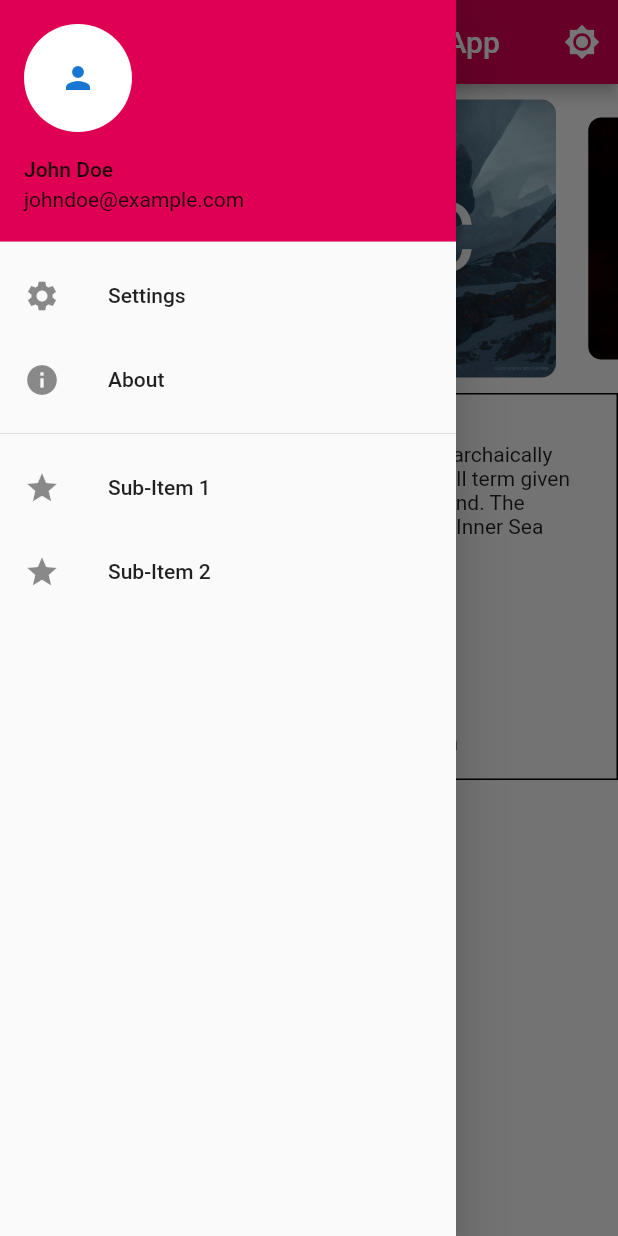
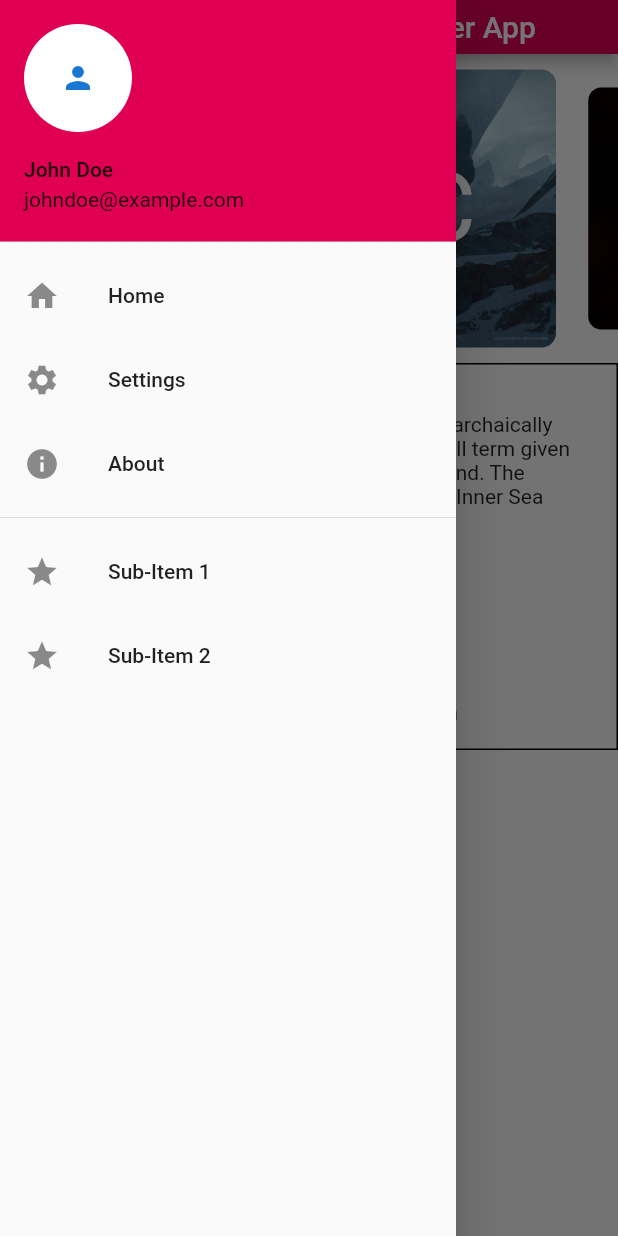
Before and after one commit to ChristopherLeidich/D20Weather, a Flutter app: the screen it shows after launch, with the side drawer open, on a phone screen of 412 x 824 dp. Run offline on Flutter 3.47's test engine with Material 2 defaults, Android fonts, the phone set to English and light mode, and no system bars; drawn by our look-alikes of carousel_slider.

Commit message:
Linking between Pages Edited: Artifacting expanded to drawer_widget.dart

```diff
--- a/lib/Widgets/caruosel_slider.dart
+++ b/lib/Widgets/caruosel_slider.dart
@@ -18,13 +18,17 @@ class CarouselSliderWidget extends StatelessWidget {
       carouselController: controller,
       items: [
         Container(
-          color: Colors.transparent,
+          decoration: BoxDecoration(
+            borderRadius: BorderRadius.circular(10),
+            color: Colors.transparent,
+          ),
           child: Stack(
             alignment: Alignment.center,
             children: [
               ClipRRect(
                 borderRadius: BorderRadius.circular(10),
-                child: Image.asset('assets/images/glacier.jpg'),
+                child: Expanded(child: Image.asset('assets/images/glacier.jpg'),
+                ),
               ),
               Center(
                 child: Text('$preSymbol $printableValue °C',
@@ -47,7 +51,8 @@ class CarouselSliderWidget extends StatelessWidget {
             children: [
               ClipRRect(
                 borderRadius: BorderRadius.circular(10),
-                child: Image.asset('assets/images/KT3A7OD.jpeg'),
+                child: Expanded(child: Image.asset('assets/images/KT3A7OD.jpeg'),
+                ),
               ),
               Center(
                 child: Text('$preSymbol $printableValue °C',
@@ -70,7 +75,8 @@ class CarouselSliderWidget extends StatelessWidget {
             children: [
               ClipRRect(
                 borderRadius: BorderRadius.circular(10),
-                child: Image.asset('assets/images/9502ac62b81f208465c7beb0d4338c77.jpg'),
+                child: Expanded(child: Image.asset('assets/images/9502ac62b81f208465c7beb0d4338c77.jpg'),
+                ),
               ),
               Center(
                 child: Text('$preSymbol $printableValue °C',
@@ -87,8 +93,11 @@ class CarouselSliderWidget extends StatelessWidget {
       options: CarouselOptions(
         autoPlay: true,
         enlargeCenterPage: true,
+        enlargeFactor: 0.3,
         aspectRatio: 2.0,
         enableInfiniteScroll: true,
+        viewportFraction: 0.8,
+        initialPage: 0,
         onPageChanged: (index, reason) {
           // Notify the parent widget when the page changes
           onIndexChanged(index);
--- /dev/null
+++ b/lib/Widgets/drawer_widget.dart
@@ -0,0 +1,81 @@
+import 'package:flutter/material.dart';
+import 'package:fantasy_weather_app/second_page.dart';
+import 'package:fantasy_weather_app/main.dart';
+
+class MyDrawer extends StatelessWidget {
+  const MyDrawer({super.key});
+
+  @override
+  Widget build(BuildContext context) {
+    return Drawer(
+      child: ListView(
+        padding: EdgeInsets.zero,
+        children: <Widget>[
+          const UserAccountsDrawerHeader(
+            accountName: Text('John Doe'),
+            accountEmail: Text('johndoe@example.com'),
+            currentAccountPicture: CircleAvatar(
+              backgroundColor: Colors.white,
+              child: Icon(Icons.person),
+            ),
+          ),
+          ListTile(
+            leading: const Icon(Icons.home),
+            title: const Text('Home'),
+            onTap: () {
+                  // Handle settings or navigation
+                Navigator.pop(context); // Close the drawer
+                // Navigate to the second page
+                Navigator.push(context, MaterialPageRoute(builder: (context) => const MyApp()));
+            },
+          ),
+          ListTile(
+            leading: const Icon(Icons.settings),
+            title: const Text('Settings'),
+            onTap: () {
+              // Handle settings or navigation
+              Navigator.pop(context); // Close the drawer
+              // Navigate to the second page
+              Navigator.push(context, MaterialPageRoute(builder: (context) => const SecondPage(title: '',)));
+            },
+          ),
+          ListTile(
+            leading: const Icon(Icons.info),
+            title: const Text('About'),
+            onTap: () {
+              // Handle about
+            },
+          ),
+          const Divider(), // Divider between main and sub-drawer
+          const SubDrawer(),
+        ],
+      ),
+    );
+  }
+}
+
+class SubDrawer extends StatelessWidget {
+  const SubDrawer({super.key});
+
+  @override
+  Widget build(BuildContext context) {
+    return Column(
+      children: <Widget>[
+        ListTile(
+          leading: const Icon(Icons.star),
+          title: const Text('Sub-Item 1'),
+          onTap: () {
+            // Handle sub-item 1
+          },
+        ),
+        ListTile(
+          leading: const Icon(Icons.star),
+          title: const Text('Sub-Item 2'),
+          onTap: () {
+            // Handle sub-item 2
+          },
+        ),
+      ],
+    );
+  }
+}
--- a/lib/main.dart
+++ b/lib/main.dart
@@ -1,16 +1,13 @@
 import 'dart:async';
-
-//import 'package:adaptive_theme/adaptive_theme.dart';
 import 'package:fantasy_weather_app/Widgets/themes.dart';
 import 'package:flutter/material.dart';
 import 'package:fantasy_weather_app/Widgets/caruosel_slider.dart';
-//import 'Widgets/themes.dart';
 import 'package:carousel_slider/carousel_slider.dart';
+import 'package:fantasy_weather_app/Widgets/drawer_widget.dart';
+import 'dart:math';
 //import 'package:flutter/services.dart';
 //import 'package:google_fonts/google_fonts.dart';
 //import 'package:qr_flutter/qr_flutter.dart';
-
-import 'dart:math';
 
 import 'second_page.dart';
 
@@ -95,18 +92,11 @@ class _MyCustomAppBarState extends State<MyCustomAppBar> {
   Widget build(BuildContext context) {
     return Scaffold(
       appBar: AppBar(
+        toolbarHeight: 36,
         title: const Center(child: Text('Primematerial Weather App')), // Replace PopupMenuButton with a drawer
-        actions: [
-          MyStatefulWidgetWidget(
-            toggleTheme: toggleTheme,
-            isDarkTheme: isDarkTheme,
-          ),
-        ],
       ),
       drawer: const MyDrawer(),
-      body: AspectRatio(
-                aspectRatio: 9 / 16,
-            child: Column(
+      body: Column(
             children: [
               CarouselSliderWidget(controller: _carouselController, onIndexChanged: (index) {// Use the CarouselSliderWidget in the body
                 setState(() {
@@ -116,103 +106,10 @@ class _MyCustomAppBarState extends State<MyCustomAppBar> {
             TextWidget(currentIndex: currentIndex),
           ],
         ),
-      ),
-    );
+      );
   }
 }
 
-class MyDrawer extends StatelessWidget {
-  const MyDrawer({super.key});
-
-  @override
-  Widget build(BuildContext context) {
-    return Drawer(
-      child: ListView(
-        padding: EdgeInsets.zero,
-        children: <Widget>[
-          const UserAccountsDrawerHeader(
-            accountName: Text('John Doe'),
-            accountEmail: Text('johndoe@example.com'),
-            currentAccountPicture: CircleAvatar(
-              backgroundColor: Colors.white,
-              child: Icon(Icons.person),
-            ),
-          ),
-          ListTile(
-            leading: const Icon(Icons.settings),
-            title: const Text('Settings'),
-            onTap: () {
-              // Handle settings or navigation
-              Navigator.pop(context); // Close the drawer
-              // Navigate to the second page
-              Navigator.push(context, MaterialPageRoute(builder: (context) => const SecondPage(title: '',)));
-            },
-          ),
-          ListTile(
-            leading: const Icon(Icons.info),
-            title: const Text('About'),
-            onTap: () {
-              // Handle about
-            },
-          ),
-          const Divider(), // Divider between main and sub-drawer
-          const SubDrawer(),
-        ],
-      ),
-    );
-  }
-}
-
-class SubDrawer extends StatelessWidget {
-  const SubDrawer({super.key});
-
-  @override
-  Widget build(BuildContext context) {
-    return Column(
-      children: <Widget>[
-        ListTile(
-          leading: const Icon(Icons.star),
-          title: const Text('Sub-Item 1'),
-          onTap: () {
-            // Handle sub-item 1
-          },
-        ),
-        ListTile(
-          leading: const Icon(Icons.star),
-          title: const Text('Sub-Item 2'),
-          onTap: () {
-            // Handle sub-item 2
-          },
-        ),
-      ],
-    );
-  }
-}
-
-
-class MyStatefulWidgetWidget extends StatelessWidget {
-  final VoidCallback toggleTheme;
-  final bool isDarkTheme;
-
-  const MyStatefulWidgetWidget({super.key, required this.toggleTheme, required this.isDarkTheme});
-
-
-  @override
-  Widget build(BuildContext context) {
-    return Row(
-      children: [
-        IconButton(
-          icon: isDarkTheme ? const Icon(Icons.brightness_4) : const Icon(Icons.brightness_7),
-          onPressed: toggleTheme, // Toggle theme when pressed
-        ),
-       /* Icon(
-          //isDarkTheme ? Icons.brightness_4 : Icons.brightness_7,
-          color: isDarkTheme ? ThemeClass().darkPrimaryColor : ThemeClass().lightPrimaryColor,
-        ),*/
-      ],
-    );
-  }
-}
 
 class TextWidget extends StatelessWidget {
   final int currentIndex;
--- a/lib/second_page.dart
+++ b/lib/second_page.dart
@@ -1,6 +1,6 @@
 import 'package:flutter/material.dart';
-
 import 'package:fantasy_weather_app/Widgets/themes.dart';
+import 'package:fantasy_weather_app/Widgets/drawer_widget.dart';
 
 class SecondPage extends StatefulWidget {
   const SecondPage({ super.key, required this.title });
@@ -22,12 +22,12 @@ class _MyAppState extends State<SecondPage> {
     title: 'Flutter Demo',
     theme: isSwitched ? ThemeClass.darkTheme : ThemeClass.lightTheme,   //initializes the Switch with lightTheme created in the themes folder
     home:  Scaffold(
-      appBar: AppBar(title: const Text('Settings'), //actions: [   // gives the Switch its functionality
-      //
+      appBar: AppBar(
+        toolbarHeight: 36,
+        title: const Text('Settings'), //actions: [   // gives the Switch its functionality
       // ],
-
-
       ),
+      drawer: const MyDrawer(),
       body: Center(
         child: Column(
           mainAxisAlignment: MainAxisAlignment.center,
```
